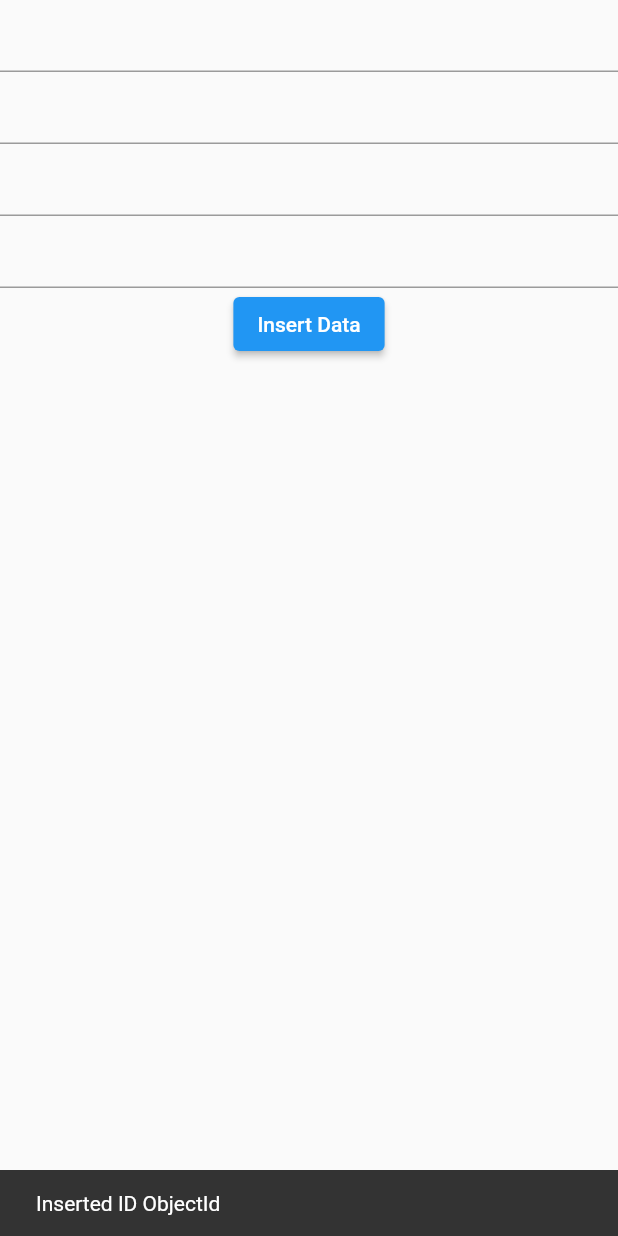
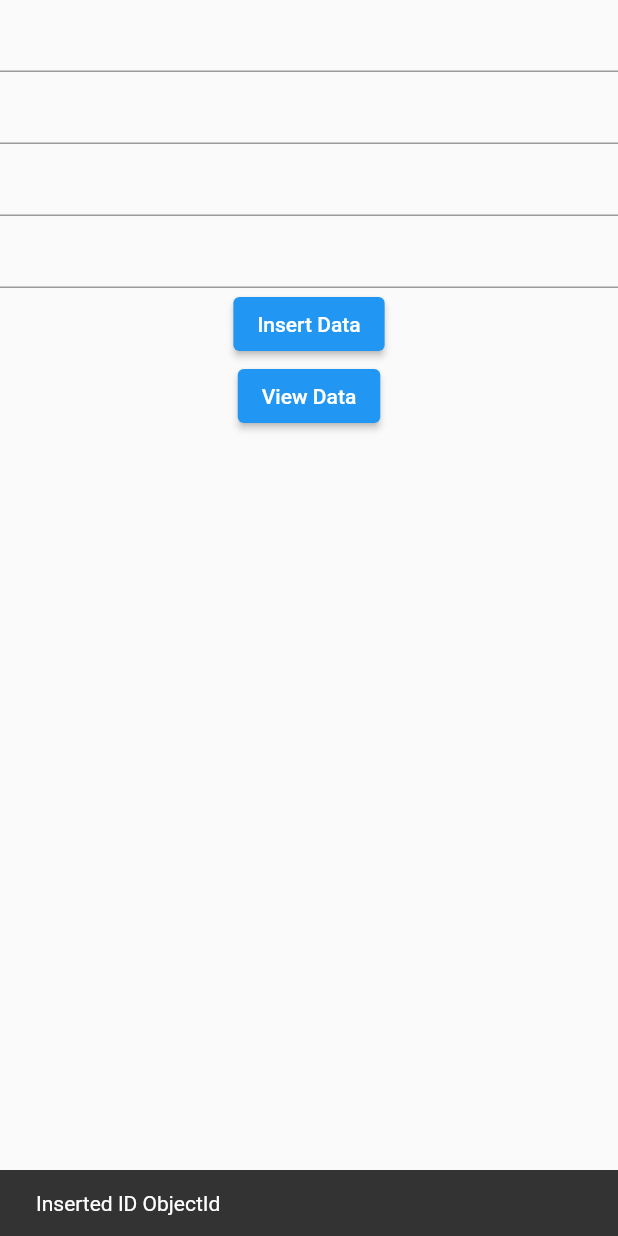
Before and after one commit to HirenBytezTech/mongo_db_practice, a Flutter app: the screen it shows after launch, after a tap on "Insert Data", on a phone screen of 412 x 824 dp. Run offline on Flutter 3.47's test engine with Material 2 defaults, Android fonts, the light colour scheme and no system bars; missing offline and left inert: mongo_dart.

Commit message:
update & view data

```diff
--- a/lib/home_page.dart
+++ /dev/null
@@ -1,41 +0,0 @@
-import 'package:flutter/material.dart';
-import 'package:mongo_dart/mongo_dart.dart' as M;
-import 'package:mongo_db_practice/model/mongo_model.dart';
-import 'package:mongo_db_practice/mongo_query/mongo_db.dart';
-
-class MyHomePage extends StatefulWidget {
-  const MyHomePage({Key? key}) : super(key: key);
-
-  @override
-  State<MyHomePage> createState() => _MyHomePageState();
-}
-
-class _MyHomePageState extends State<MyHomePage> {
-  TextEditingController firstnameController = TextEditingController();
-  TextEditingController lastnameController = TextEditingController();
-  TextEditingController emailController = TextEditingController();
-  TextEditingController numberController = TextEditingController();
-  @override
-  Widget build(BuildContext context) {
-    return Scaffold(
-      // backgroundColor: Colors.red,
-      body: SafeArea(child: Column(children: [
-        TextField(controller: firstnameController),
-        TextField(controller: lastnameController),
-        TextField(controller: emailController),
-        TextField(controller: numberController),
-        ElevatedButton(onPressed: () {
-          insterData();
-        }, child: Text("Insert Data"))
-      ])),
-    );
-  }
-  insterData () async {
-    var id = M.ObjectId;
-    final data = MongoData(id: "$id", firstname: firstnameController.text, lastname: lastnameController.text, email: emailController.text, phone: numberController.text);
-    print("data == > ${data.firstname}");
-    final result = await MongoDatabase.insertMongo(data);
-    print("object ==> $result");
-    ScaffoldMessenger.of(context).showSnackBar(SnackBar(content: Text("Inserted ID $id")));
-  }
-}
--- a/lib/main.dart
+++ b/lib/main.dart
@@ -1,7 +1,7 @@
 // email used for mongo hirenbyteztech2023@gmail.com
 import 'package:flutter/material.dart';
 
-import 'home_page.dart';
+import 'pages/home_page.dart';
 import 'mongo_query/mongo_db.dart';
 
 void main() async{
@@ -30,7 +30,7 @@ class MyApp extends StatelessWidget {
         // is not restarted.
         primarySwatch: Colors.blue,
       ),
-      home: const MyHomePage(),
+      home: MyHomePage(),
     );
   }
 }
--- /dev/null
+++ b/lib/model/mongo_model.dart
@@ -0,0 +1,39 @@
+import 'dart:convert';
+
+List<MongoData> MongoDataFromJson(String str) =>
+    List<MongoData>.from(json.decode(str).map((x) => MongoData.fromJson(x)));
+
+String MongoDataToJson(List<MongoData> data) =>
+    json.encode(List<dynamic>.from(data.map((x) => x.toJson())));
+
+class MongoData {
+  MongoData({
+    required this.id,
+    required this.firstname,
+    required this.lastname,
+    required this.email,
+    required this.phone,
+  });
+
+  Object id;
+  String firstname;
+  String lastname;
+  String email;
+  String phone;
+
+  factory MongoData.fromJson(Map<String, dynamic> json) => MongoData(
+        id: json["id"],
+        firstname: json["firstname"],
+        lastname: json["lastname"],
+        email: json["email"],
+        phone: json["phone"],
+      );
+
+  Map<String, dynamic> toJson() => {
+        "id": id,
+        "firstname": firstname,
+        "lastname": lastname,
+        "email": email,
+        "phone": phone,
+      };
+}
--- /dev/null
+++ b/lib/pages/home_page.dart
@@ -0,0 +1,82 @@
+import 'package:flutter/material.dart';
+import 'package:mongo_dart/mongo_dart.dart' as M;
+import 'package:mongo_db_practice/model/mongo_model.dart';
+import 'package:mongo_db_practice/mongo_query/mongo_db.dart';
+import 'package:mongo_db_practice/pages/view_data.dart';
+
+class MyHomePage extends StatefulWidget {
+  MyHomePage({this.data});
+
+  MongoData? data;
+
+  @override
+  State<MyHomePage> createState() => _MyHomePageState();
+}
+
+class _MyHomePageState extends State<MyHomePage> {
+  TextEditingController firstnameController = TextEditingController();
+  TextEditingController lastnameController = TextEditingController();
+  TextEditingController emailController = TextEditingController();
+  TextEditingController numberController = TextEditingController();
+
+  String buttonName = "Insert Data";
+
+  editDataInitialize () {
+    firstnameController.text = widget.data!.firstname;
+    lastnameController.text = widget.data!.lastname;
+    emailController.text = widget.data!.email;
+    numberController.text = widget.data!.phone;
+  }
+  @override
+  void initState() {
+    // TODO: implement initState
+    super.initState();
+    if(widget.data != null){
+      buttonName = "Update data";
+      editDataInitialize();
+    }
+  }
+
+  @override
+  Widget build(BuildContext context) {
+    return Scaffold(
+      // backgroundColor: Colors.red,
+      body: SafeArea(
+          child: Column(children: [
+        TextField(controller: firstnameController),
+        TextField(controller: lastnameController),
+        TextField(controller: emailController),
+        TextField(controller: numberController),
+        ElevatedButton(
+            onPressed: () {
+              insterData();
+            },
+            child: const Text("Insert Data")),
+        ElevatedButton(
+            onPressed: () {
+              Navigator.push(
+                  context,
+                  MaterialPageRoute(
+                    builder: (context) => const ViewData(),
+                  ));
+            },
+            child: const Text("View Data")),
+      ])),
+    );
+  }
+
+  insterData() async {
+    var _id = M.ObjectId;
+    final data = MongoData(
+        id: "$_id",
+        firstname: firstnameController.text,
+        lastname: lastnameController.text,
+        email: emailController.text,
+        phone: numberController.text);
+    print("data == > ${data.firstname}");
+    final result = await MongoDatabase.insertMongo(data);
+    print("object ==> $result");
+    ScaffoldMessenger.of(context)
+        .showSnackBar(SnackBar(content: Text("Inserted ID $_id")));
+  }
+}
--- /dev/null
+++ b/lib/pages/view_data.dart
@@ -0,0 +1,64 @@
+import 'package:flutter/material.dart';
+import 'package:mongo_db_practice/mongo_query/mongo_db.dart';
+
+import '../model/mongo_model.dart';
+import 'home_page.dart';
+
+class ViewData extends StatefulWidget {
+  const ViewData({Key? key}) : super(key: key);
+
+  @override
+  State<ViewData> createState() => _ViewDataState();
+}
+
+class _ViewDataState extends State<ViewData> {
+  @override
+  Widget build(BuildContext context) {
+    return Scaffold(
+      body: SafeArea(
+        child: FutureBuilder(
+          future: MongoDatabase.getData(),
+          builder: (context, snapshot) {
+            if (snapshot.connectionState == ConnectionState.waiting) {
+              return const Center(
+                child: CircularProgressIndicator(),
+              );
+            } else {
+              if (snapshot.hasData) {
+                var lengthData = snapshot.data!.length;
+                return ListView.builder(itemCount: lengthData,
+                  itemBuilder: (context, index) {
+                    return displayCard(
+                        MongoData.fromJson(snapshot.data![index]));
+                  },
+                );
+              } else {
+                return const Center(
+                  child: Text("No Data Found"),
+                );
+              }
+            }
+          },
+        ),
+      ),
+    );
+  }
+
+  Widget displayCard(MongoData data) {
+
+    return Card(child: Row(mainAxisAlignment: MainAxisAlignment.spaceBetween,children: [
+      Column(children: [
+        Text(data.id.toString()),
+        Text(data.firstname),
+        Text(data.lastname),
+        Text(data.email,style: const TextStyle(color: Colors.red)),
+        Text(data.phone,style: const TextStyle(color: Colors.blue),),
+      ],),
+      IconButton(onPressed: () {
+        Navigator.push(context, MaterialPageRoute(builder: (context) => MyHomePage(data: data),));
+      }, icon: const Icon(Icons.edit)),
+
+    ]),
+    );
+  }
+}
```
Also changed, not shown: lib/mongo_query/mongo_db.dart (+17 -8 lines).
